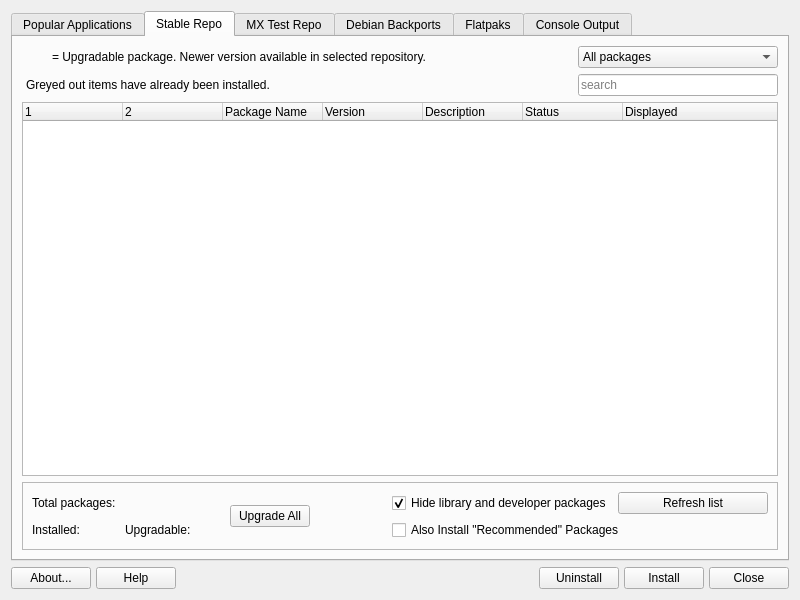
Above: mainwindow.ui from CachyOS/packageinstaller before the change. Below: the same form after it.
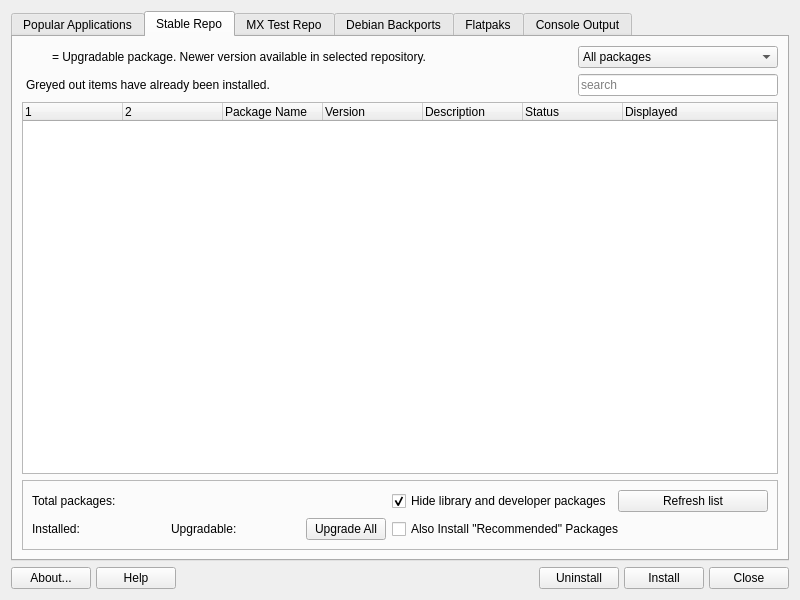
That is the form after the change. The open tabs and pages were chosen to show the change. Icons and pictures are not drawn.

Commit message: Style fixes; Use enums for treeWidgets and tabWidget

What changed in the file:
```diff
--- a/mainwindow.ui
+++ b/mainwindow.ui
@@ -285,33 +285,6 @@
             </property>
            </widget>
           </item>
-          <item row="0" column="6" rowspan="2">
-           <widget class="QPushButton" name="buttonUpgradeAll">
-            <property name="text">
-             <string>Upgrade All</string>
-            </property>
-            <property name="icon">
-             <iconset theme="system-upgrade">
-              <normaloff>.</normaloff>.</iconset>
-            </property>
-            <property name="autoDefault">
-             <bool>false</bool>
-            </property>
-           </widget>
-          </item>
-          <item row="0" column="7">
-           <spacer name="horizontalSpacer_5">
-            <property name="orientation">
-             <enum>Qt::Horizontal</enum>
-            </property>
-            <property name="sizeHint" stdset="0">
-             <size>
-              <width>72</width>
-              <height>20</height>
-             </size>
-            </property>
-           </spacer>
-          </item>
           <item row="0" column="8">
            <widget class="QCheckBox" name="checkHideLibs">
             <property name="text">
@@ -415,6 +388,20 @@
             </property>
            </widget>
           </item>
+          <item row="1" column="7">
+           <widget class="QPushButton" name="pushUpgradeAll">
+            <property name="text">
+             <string>Upgrade All</string>
+            </property>
+            <property name="icon">
+             <iconset theme="system-upgrade">
+              <normaloff>.</normaloff>.</iconset>
+            </property>
+            <property name="autoDefault">
+             <bool>false</bool>
+            </property>
+           </widget>
+          </item>
          </layout>
         </widget>
        </item>
```
Left out of the diff: 32 changed lines with no effect on the pictures. The commit also changes 2 other files.
